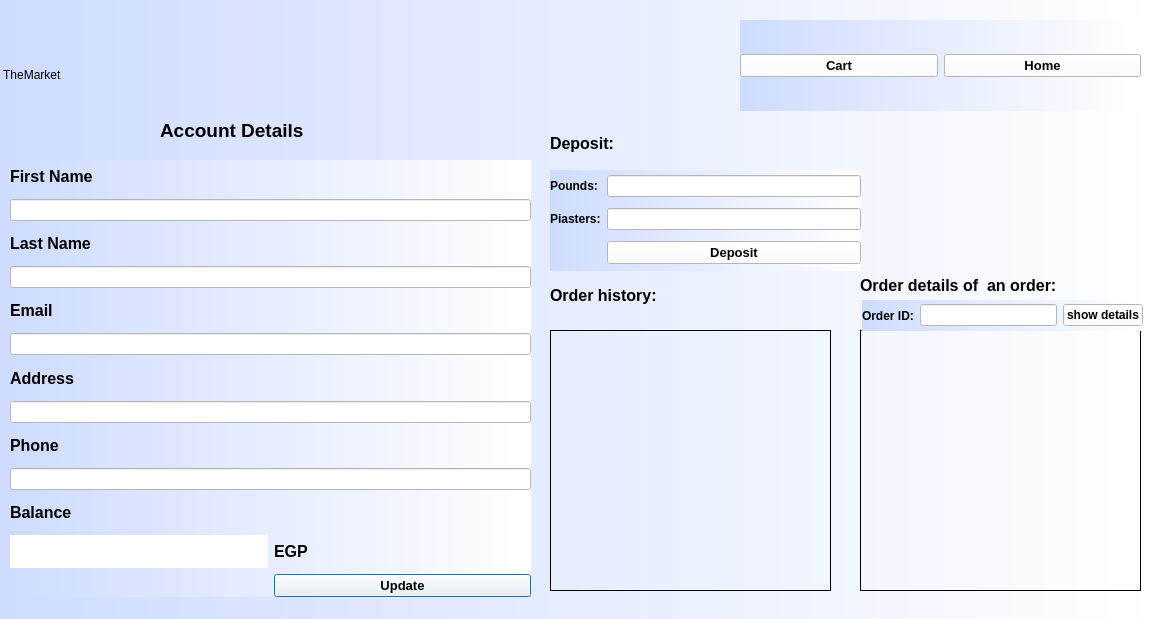
Before: the Qt Designer form Marketplace-Client/Marketplace-Client/account.ui in Ahmedkhalifa1999/Design-and-Implementation-of-a-Marketplace-system, drawn with Qt 5.
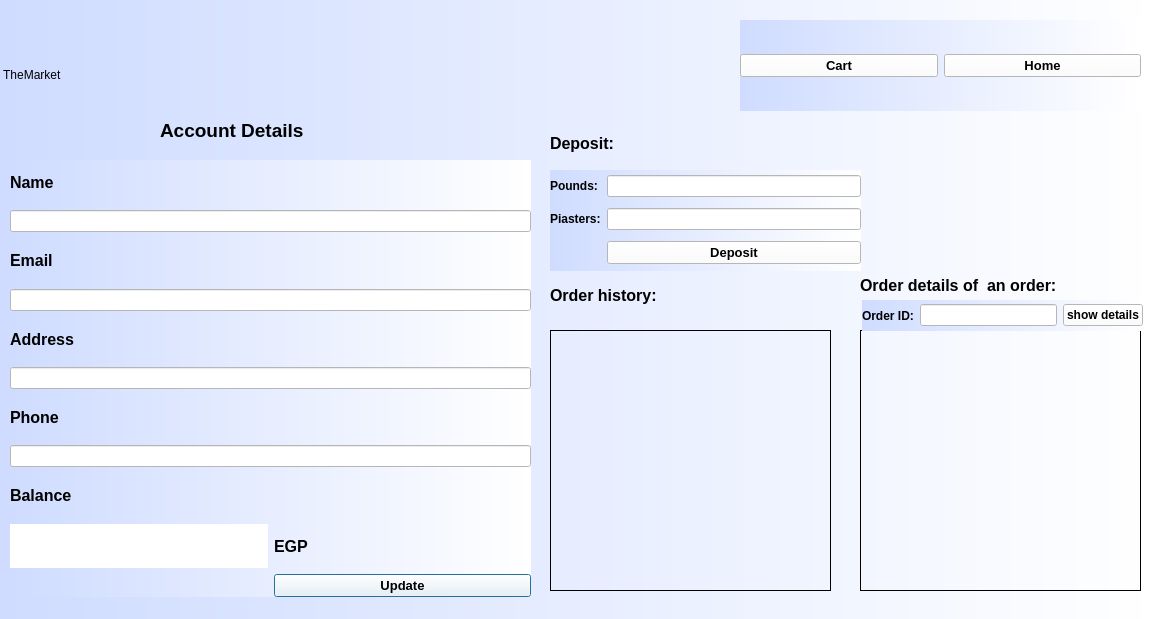
After: the same form once the commit is applied.

The edit to the form file:
```diff
--- a/Marketplace-Client/Marketplace-Client/account.ui
+++ b/Marketplace-Client/Marketplace-Client/account.ui
@@ -68,15 +68,8 @@
     </rect>
    </property>
    <layout class="QGridLayout" name="gridLayout">
-    <item row="9" column="0" colspan="2">
-     <widget class="QLineEdit" name="phone">
-      <property name="styleSheet">
-       <string notr="true">background-color: rgb(255, 255, 255);</string>
-      </property>
-     </widget>
-    </item>
-    <item row="0" column="0">
-     <widget class="QLabel" name="label_3">
+    <item row="8" column="0">
+     <widget class="QLabel" name="label_14">
       <property name="font">
        <font>
         <pointsize>12</pointsize>
@@ -87,51 +80,41 @@
        <string notr="true">background-color: qradialgradient(spread:pad, cx:0.5, cy:0.5, radius:2, fx:0.500038, fy:0.511, stop:0.370192 rgba(255, 255, 255, 0), stop:0.4 rgba(255, 162, 162, 80), stop:0.425 rgba(255, 132, 132, 156), stop:0.427885 rgba(255, 188, 188, 80), stop:0.44 rgba(252, 128, 128, 80), stop:1 rgba(255, 255, 255, 0));</string>
       </property>
       <property name="text">
-       <string>First Name</string>
+       <string>Balance</string>
       </property>
      </widget>
     </item>
-    <item row="1" column="0" colspan="2">
-     <widget class="QLineEdit" name="fname">
+    <item row="3" column="0" colspan="2">
+     <widget class="QLineEdit" name="email">
       <property name="styleSheet">
        <string notr="true">background-color: rgb(255, 255, 255);</string>
       </property>
      </widget>
     </item>
+    <item row="10" column="1">
+     <widget class="QPushButton" name="save">
+      <property name="font">
+       <font>
+        <pointsize>10</pointsize>
+        <bold>true</bold>
+       </font>
+      </property>
+      <property name="styleSheet">
+       <string notr="true">background-color: rgb(255, 255, 255);</string>
+      </property>
+      <property name="text">
+       <string>Update</string>
+      </property>
+     </widget>
+    </item>
     <item row="7" column="0" colspan="2">
-     <widget class="QLineEdit" name="address">
+     <widget class="QLineEdit" name="phone">
       <property name="styleSheet">
        <string notr="true">background-color: rgb(255, 255, 255);</string>
       </property>
      </widget>
     </item>
     <item row="6" column="0">
-     <widget class="QLabel" name="label_9">
-      <property name="font">
-       <font>
-        <pointsize>12</pointsize>
-        <bold>true</bold>
-       </font>
-      </property>
-      <property name="styleSheet">
-       <string notr="true">background-color: qradialgradient(spread:pad, cx:0.5, cy:0.5, radius:2, fx:0.500038, fy:0.511, stop:0.370192 rgba(255, 255, 255, 0), stop:0.4 rgba(255, 162, 162, 80), stop:0.425 rgba(255, 132, 132, 156), stop:0.427885 rgba(255, 188, 188, 80), stop:0.44 rgba(252, 128, 128, 80), stop:1 rgba(255, 255, 255, 0));</string>
-      </property>
-      <property name="text">
-       <string>Address</string>
-      </property>
-     </widget>
-    </item>
-    <item row="3" column="0" colspan="2">
-     <widget class="QLineEdit" name="lname">
-      <property name="styleSheet">
-       <string notr="true">background-color: rgb(255, 255, 255);</string>
-      </property>
-      <property name="text">
-       <string/>
-      </property>
-     </widget>
-    </item>
-    <item row="8" column="0">
      <widget class="QLabel" name="label_12">
       <property name="font">
        <font>
@@ -147,8 +130,25 @@
       </property>
      </widget>
     </item>
-    <item row="4" column="0">
-     <widget class="QLabel" name="label_7">
+    <item row="1" column="0" colspan="2">
+     <widget class="QLineEdit" name="name">
+      <property name="styleSheet">
+       <string notr="true">background-color: rgb(255, 255, 255);</string>
+      </property>
+      <property name="text">
+       <string/>
+      </property>
+     </widget>
+    </item>
+    <item row="5" column="0" colspan="2">
+     <widget class="QLineEdit" name="address">
+      <property name="styleSheet">
+       <string notr="true">background-color: rgb(255, 255, 255);</string>
+      </property>
+     </widget>
+    </item>
+    <item row="0" column="0">
+     <widget class="QLabel" name="label_5">
       <property name="font">
        <font>
         <pointsize>12</pointsize>
@@ -159,11 +159,11 @@
        <string notr="true">background-color: qradialgradient(spread:pad, cx:0.5, cy:0.5, radius:2, fx:0.500038, fy:0.511, stop:0.370192 rgba(255, 255, 255, 0), stop:0.4 rgba(255, 162, 162, 80), stop:0.425 rgba(255, 132, 132, 156), stop:0.427885 rgba(255, 188, 188, 80), stop:0.44 rgba(252, 128, 128, 80), stop:1 rgba(255, 255, 255, 0));</string>
       </property>
       <property name="text">
-       <string>Email</string>
+       <string>Name</string>
       </property>
      </widget>
     </item>
-    <item row="11" column="1">
+    <item row="9" column="1">
      <widget class="QLabel" name="label_15">
       <property name="font">
        <font>
@@ -179,8 +179,8 @@
       </property>
      </widget>
     </item>
-    <item row="2" column="0">
-     <widget class="QLabel" name="label_5">
+    <item row="4" column="0">
+     <widget class="QLabel" name="label_9">
       <property name="font">
        <font>
         <pointsize>12</pointsize>
@@ -191,50 +191,11 @@
        <string notr="true">background-color: qradialgradient(spread:pad, cx:0.5, cy:0.5, radius:2, fx:0.500038, fy:0.511, stop:0.370192 rgba(255, 255, 255, 0), stop:0.4 rgba(255, 162, 162, 80), stop:0.425 rgba(255, 132, 132, 156), stop:0.427885 rgba(255, 188, 188, 80), stop:0.44 rgba(252, 128, 128, 80), stop:1 rgba(255, 255, 255, 0));</string>
       </property>
       <property name="text">
-       <string>Last Name</string>
+       <string>Address</string>
       </property>
      </widget>
     </item>
-    <item row="12" column="1">
-     <widget class="QPushButton" name="save">
-      <property name="font">
-       <font>
-        <pointsize>10</pointsize>
-        <bold>true</bold>
-       </font>
-      </property>
-      <property name="styleSheet">
-       <string notr="true">background-color: rgb(255, 255, 255);</string>
-      </property>
-      <property name="text">
-       <string>Update</string>
-      </property>
-     </widget>
-    </item>
-    <item row="10" column="0">
-     <widget class="QLabel" name="label_14">
-      <property name="font">
-       <font>
-        <pointsize>12</pointsize>
-        <bold>true</bold>
-       </font>
-      </property>
-      <property name="styleSheet">
-       <string notr="true">background-color: qradialgradient(spread:pad, cx:0.5, cy:0.5, radius:2, fx:0.500038, fy:0.511, stop:0.370192 rgba(255, 255, 255, 0), stop:0.4 rgba(255, 162, 162, 80), stop:0.425 rgba(255, 132, 132, 156), stop:0.427885 rgba(255, 188, 188, 80), stop:0.44 rgba(252, 128, 128, 80), stop:1 rgba(255, 255, 255, 0));</string>
-      </property>
-      <property name="text">
-       <string>Balance</string>
-      </property>
-     </widget>
-    </item>
-    <item row="5" column="0" colspan="2">
-     <widget class="QLineEdit" name="email">
-      <property name="styleSheet">
-       <string notr="true">background-color: rgb(255, 255, 255);</string>
-      </property>
-     </widget>
-    </item>
-    <item row="11" column="0">
+    <item row="9" column="0">
      <widget class="QLabel" name="balance">
       <property name="styleSheet">
        <string notr="true">background-color: rgb(255, 255, 255);</string>
@@ -244,6 +205,22 @@
       </property>
      </widget>
     </item>
+    <item row="2" column="0">
+     <widget class="QLabel" name="label_7">
+      <property name="font">
+       <font>
+        <pointsize>12</pointsize>
+        <bold>true</bold>
+       </font>
+      </property>
+      <property name="styleSheet">
+       <string notr="true">background-color: qradialgradient(spread:pad, cx:0.5, cy:0.5, radius:2, fx:0.500038, fy:0.511, stop:0.370192 rgba(255, 255, 255, 0), stop:0.4 rgba(255, 162, 162, 80), stop:0.425 rgba(255, 132, 132, 156), stop:0.427885 rgba(255, 188, 188, 80), stop:0.44 rgba(252, 128, 128, 80), stop:1 rgba(255, 255, 255, 0));</string>
+      </property>
+      <property name="text">
+       <string>Email</string>
+      </property>
+     </widget>
+    </item>
    </layout>
   </widget>
   <widget class="QWidget" name="layoutWidget">
@@ -490,7 +467,7 @@
     </layout>
    </widget>
   </widget>
-  <widget class="QWidget" name="">
+  <widget class="QWidget" name="layoutWidget">
    <property name="geometry">
     <rect>
      <x>862</x>
```
